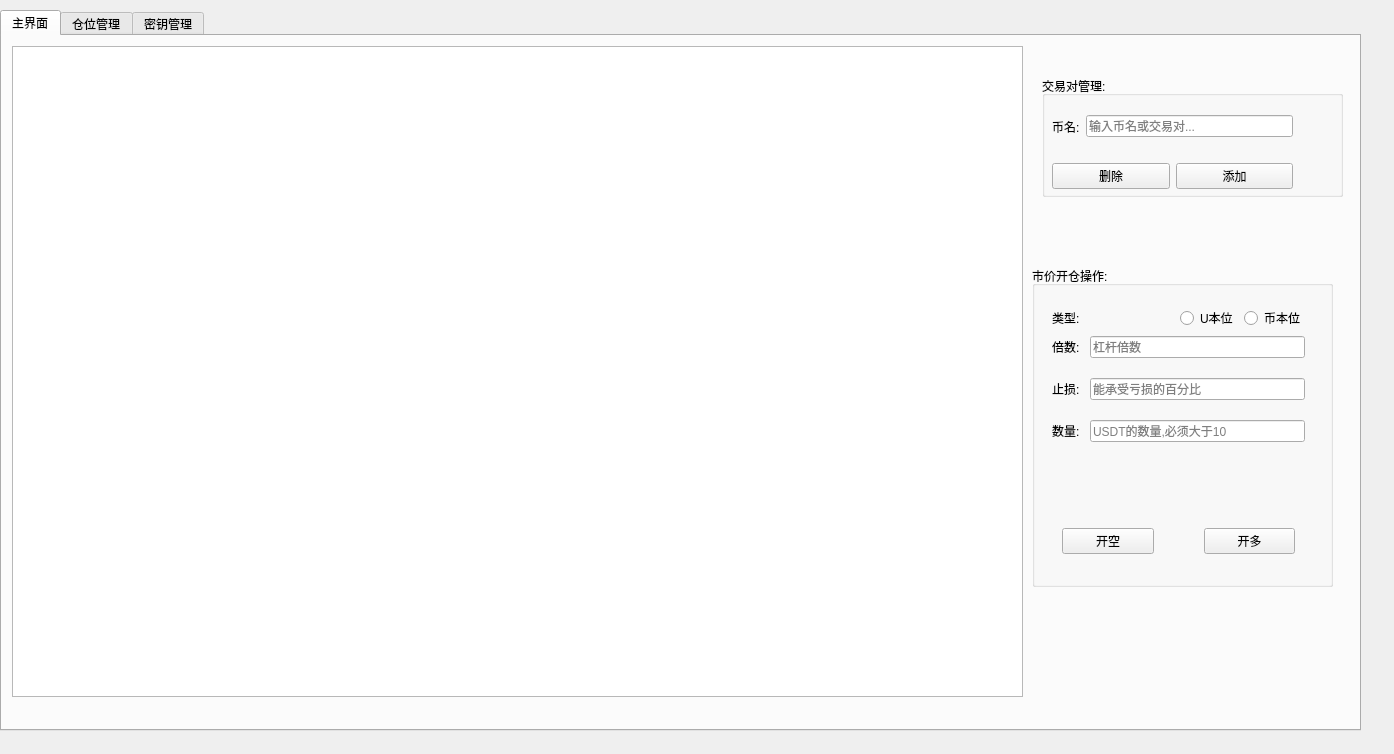
Before: the Qt Designer form form.ui in youngqqcn/binance-future-batch-tool, drawn with Qt 5.
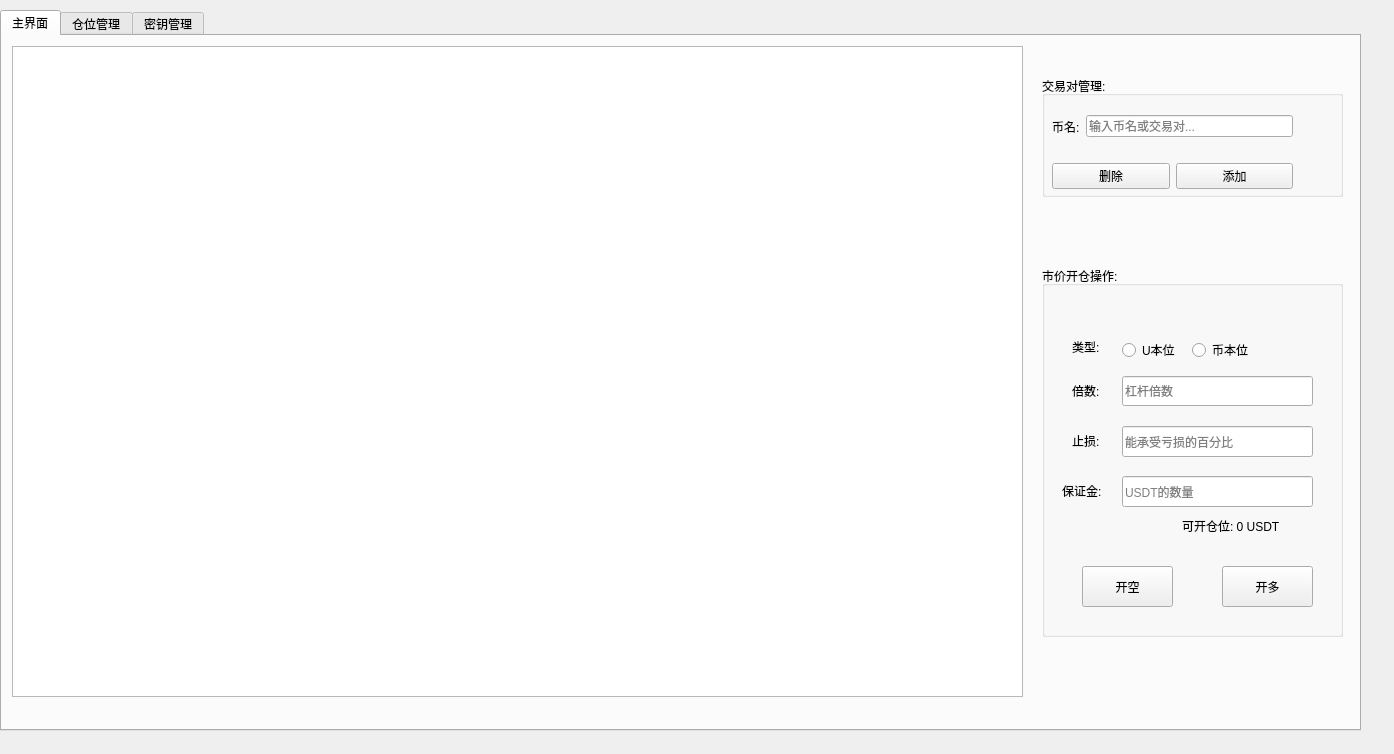
After: the same form once the commit is applied.

The edit to the form file:
```diff
--- a/form.ui
+++ b/form.ui
@@ -42,147 +42,176 @@
     <widget class="QGroupBox" name="groupBox_2">
      <property name="geometry">
       <rect>
-       <x>1030</x>
+       <x>1040</x>
        <y>230</y>
        <width>301</width>
-       <height>321</height>
+       <height>371</height>
       </rect>
      </property>
      <property name="title">
       <string>市价开仓操作:</string>
      </property>
-     <widget class="QWidget" name="layoutWidget">
+     <widget class="QLabel" name="label_3">
       <property name="geometry">
        <rect>
         <x>20</x>
-        <y>40</y>
-        <width>253</width>
-        <height>258</height>
+        <y>210</y>
+        <width>49</width>
+        <height>30</height>
        </rect>
       </property>
-      <layout class="QVBoxLayout" name="verticalLayout_2">
-       <item>
-        <layout class="QHBoxLayout" name="horizontalLayout_3">
-         <item>
-          <widget class="QLabel" name="label_4">
            <property name="text">
-            <string>类型:</string>
-           </property>
-          </widget>
-         </item>
-         <item>
-          <layout class="QHBoxLayout" name="horizontalLayout_2">
-           <item>
+       <string>保证金:</string>
+      </property>
+     </widget>
             <widget class="QRadioButton" name="rbtnUsdtBase">
+      <property name="geometry">
+       <rect>
+        <x>80</x>
+        <y>70</y>
+        <width>66</width>
+        <height>28</height>
+       </rect>
+      </property>
              <property name="text">
               <string>U本位</string>
              </property>
             </widget>
-           </item>
-           <item>
             <widget class="QRadioButton" name="rbtnTokenBase">
+      <property name="geometry">
+       <rect>
+        <x>150</x>
+        <y>70</y>
+        <width>71</width>
+        <height>28</height>
+       </rect>
+      </property>
              <property name="text">
               <string>币本位</string>
              </property>
             </widget>
-           </item>
-          </layout>
-         </item>
-        </layout>
-       </item>
-       <item>
-        <layout class="QVBoxLayout" name="verticalLayout">
-         <item>
-          <layout class="QFormLayout" name="formLayout">
-           <property name="horizontalSpacing">
-            <number>10</number>
-           </property>
-           <property name="verticalSpacing">
-            <number>20</number>
-           </property>
-           <item row="0" column="0">
+     <widget class="QLabel" name="lbPosition">
+      <property name="geometry">
+       <rect>
+        <x>140</x>
+        <y>250</y>
+        <width>131</width>
+        <height>20</height>
+       </rect>
+      </property>
+      <property name="layoutDirection">
+       <enum>Qt::RightToLeft</enum>
+      </property>
+      <property name="text">
+       <string>可开仓位: 0 USDT</string>
+      </property>
+     </widget>
+     <widget class="QPushButton" name="btnMakeShort">
+      <property name="geometry">
+       <rect>
+        <x>40</x>
+        <y>300</y>
+        <width>91</width>
+        <height>41</height>
+       </rect>
+      </property>
+      <property name="text">
+       <string>开空</string>
+      </property>
+     </widget>
+     <widget class="QPushButton" name="btnMakeLong">
+      <property name="geometry">
+       <rect>
+        <x>180</x>
+        <y>300</y>
+        <width>91</width>
+        <height>41</height>
+       </rect>
+      </property>
+      <property name="text">
+       <string>开多</string>
+      </property>
+      <property name="autoDefault">
+       <bool>false</bool>
+      </property>
+     </widget>
             <widget class="QLabel" name="label">
+      <property name="geometry">
+       <rect>
+        <x>30</x>
+        <y>100</y>
+        <width>34</width>
+        <height>50</height>
+       </rect>
+      </property>
              <property name="text">
               <string>倍数:</string>
              </property>
             </widget>
-           </item>
-           <item row="0" column="1">
+     <widget class="QLineEdit" name="leStopLossRatio">
+      <property name="geometry">
+       <rect>
+        <x>80</x>
+        <y>160</y>
+        <width>191</width>
+        <height>31</height>
+       </rect>
+      </property>
+      <property name="placeholderText">
+       <string>能承受亏损的百分比</string>
+      </property>
+     </widget>
             <widget class="QLineEdit" name="leLeverage">
+      <property name="geometry">
+       <rect>
+        <x>80</x>
+        <y>110</y>
+        <width>191</width>
+        <height>30</height>
+       </rect>
+      </property>
              <property name="placeholderText">
               <string>杠杆倍数</string>
              </property>
             </widget>
-           </item>
-           <item row="1" column="0">
             <widget class="QLabel" name="label_2">
+      <property name="geometry">
+       <rect>
+        <x>30</x>
+        <y>160</y>
+        <width>34</width>
+        <height>30</height>
+       </rect>
+      </property>
              <property name="text">
               <string>止损:</string>
              </property>
             </widget>
-           </item>
-           <item row="1" column="1">
-            <widget class="QLineEdit" name="leStopLossRatio">
-             <property name="placeholderText">
-              <string>能承受亏损的百分比</string>
-             </property>
-            </widget>
-           </item>
-           <item row="2" column="0">
-            <widget class="QLabel" name="label_3">
-             <property name="text">
-              <string>数量:</string>
-             </property>
-            </widget>
-           </item>
-           <item row="2" column="1">
             <widget class="QLineEdit" name="leAmount">
+      <property name="geometry">
+       <rect>
+        <x>80</x>
+        <y>210</y>
+        <width>191</width>
+        <height>31</height>
+       </rect>
+      </property>
              <property name="placeholderText">
-              <string>USDT的数量,必须大于10</string>
-             </property>
-            </widget>
-           </item>
-          </layout>
-         </item>
-         <item>
-          <layout class="QHBoxLayout" name="horizontalLayout" stretch="0,0">
-           <property name="spacing">
-            <number>50</number>
-           </property>
-           <property name="leftMargin">
-            <number>10</number>
-           </property>
-           <property name="topMargin">
-            <number>10</number>
-           </property>
-           <property name="rightMargin">
-            <number>10</number>
-           </property>
-           <property name="bottomMargin">
-            <number>10</number>
-           </property>
-           <item>
-            <widget class="QPushButton" name="btnMakeShort">
+       <string>USDT的数量</string>
+      </property>
+     </widget>
+     <widget class="QLabel" name="label_4">
+      <property name="geometry">
+       <rect>
+        <x>30</x>
+        <y>70</y>
+        <width>34</width>
+        <height>22</height>
+       </rect>
+      </property>
              <property name="text">
-              <string>开空</string>
-             </property>
-            </widget>
-           </item>
-           <item>
-            <widget class="QPushButton" name="btnMakeLong">
-             <property name="text">
-              <string>开多</string>
-             </property>
-             <property name="autoDefault">
-              <bool>false</bool>
-             </property>
-            </widget>
-           </item>
-          </layout>
-         </item>
-        </layout>
-       </item>
-      </layout>
+       <string>类型:</string>
+      </property>
      </widget>
     </widget>
     <widget class="QGroupBox" name="groupBox_3">
```
Lines whose indentation alone changed are shown as unchanged.
